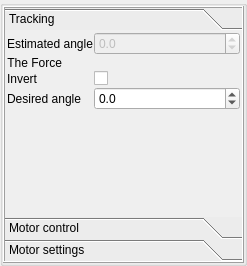
This is AxisControlPanel.ui in artm/biofame-robot as Qt 5 draws it before an edit. The edited form follows.
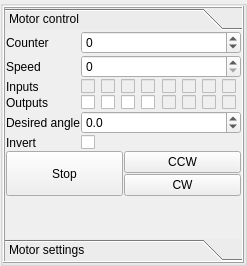
This is the edited form. Custom widgets are drawn as their Qt base class.

Commit message: compacter gui, squashing deinterlace

What changed in the file:
```diff
--- a/AxisControlPanel.ui
+++ b/AxisControlPanel.ui
@@ -49,155 +49,24 @@
      <property name="tabSpacing">
       <number>0</number>
      </property>
-     <widget class="QWidget" name="trackingPage">
-      <property name="geometry">
-       <rect>
-        <x>0</x>
-        <y>0</y>
-        <width>243</width>
-        <height>199</height>
-       </rect>
-      </property>
-      <attribute name="label">
-       <string>Tracking</string>
-      </attribute>
-      <layout class="QFormLayout" name="formLayout_3">
-       <property name="fieldGrowthPolicy">
-        <enum>QFormLayout::AllNonFixedFieldsGrow</enum>
-       </property>
-       <property name="horizontalSpacing">
-        <number>1</number>
-       </property>
-       <property name="verticalSpacing">
-        <number>1</number>
-       </property>
-       <property name="margin">
-        <number>2</number>
-       </property>
-       <item row="0" column="0">
-        <widget class="QLabel" name="angleLabel">
-         <property name="text">
-          <string>Estimated angle</string>
-         </property>
-        </widget>
-       </item>
-       <item row="0" column="1">
-        <widget class="QDoubleSpinBox" name="angle">
-         <property name="enabled">
-          <bool>false</bool>
-         </property>
-         <property name="decimals">
-          <number>1</number>
-         </property>
-         <property name="minimum">
-          <double>-360.000000000000000</double>
-         </property>
-         <property name="maximum">
-          <double>360.000000000000000</double>
-         </property>
-        </widget>
-       </item>
-       <item row="1" column="0">
-        <widget class="QLabel" name="theForceLabel">
-         <property name="sizePolicy">
-          <sizepolicy hsizetype="Preferred" vsizetype="Preferred">
-           <horstretch>0</horstretch>
-           <verstretch>0</verstretch>
-          </sizepolicy>
-         </property>
-         <property name="text">
-          <string>The Force</string>
-         </property>
-         <property name="alignment">
-          <set>Qt::AlignRight|Qt::AlignTrailing|Qt::AlignVCenter</set>
-         </property>
-        </widget>
-       </item>
-       <item row="1" column="1">
-        <widget class="SignalIndicator" name="theForce" native="true">
-         <property name="sizePolicy">
-          <sizepolicy hsizetype="Expanding" vsizetype="Fixed">
-           <horstretch>0</horstretch>
-           <verstretch>0</verstretch>
-          </sizepolicy>
-         </property>
-         <property name="minimumSize">
-          <size>
-           <width>100</width>
-           <height>10</height>
-          </size>
-         </property>
-        </widget>
-       </item>
-       <item row="6" column="0">
-        <widget class="QLabel" name="desireLabel">
-         <property name="text">
-          <string>Desired angle</string>
-         </property>
-         <property name="alignment">
-          <set>Qt::AlignRight|Qt::AlignTrailing|Qt::AlignVCenter</set>
-         </property>
-        </widget>
-       </item>
-       <item row="6" column="1">
-        <widget class="QDoubleSpinBox" name="desire">
-         <property name="toolTip">
-          <string>Desired angle of the other (tracked) axis</string>
-         </property>
-         <property name="decimals">
-          <number>1</number>
-         </property>
-         <property name="minimum">
-          <double>-180.000000000000000</double>
-         </property>
-         <property name="maximum">
-          <double>180.000000000000000</double>
-         </property>
-         <property name="singleStep">
-          <double>5.000000000000000</double>
-         </property>
-        </widget>
-       </item>
-       <item row="4" column="0">
-        <widget class="QLabel" name="invertLabel">
-         <property name="text">
-          <string>Invert</string>
-         </property>
-        </widget>
-       </item>
-       <item row="4" column="1">
-        <widget class="QCheckBox" name="invert">
-         <property name="toolTip">
-          <string>Positive force corresponds to negative speed and vice versa</string>
-         </property>
-         <property name="text">
-          <string/>
-         </property>
-        </widget>
-       </item>
-      </layout>
-     </widget>
      <widget class="QWidget" name="motorControlPage">
       <property name="geometry">
        <rect>
         <x>0</x>
         <y>0</y>
         <width>243</width>
-        <height>199</height>
+        <height>220</height>
        </rect>
       </property>
       <attribute name="label">
        <string>Motor control</string>
       </attribute>
-      <layout class="QFormLayout" name="formLayout_4">
-       <property name="horizontalSpacing">
-        <number>1</number>
-       </property>
-       <property name="verticalSpacing">
-        <number>1</number>
-       </property>
+      <layout class="QGridLayout" name="gridLayout">
        <property name="margin">
-        <number>2</number>
+        <number>1</number>
+       </property>
+       <property name="spacing">
+        <number>1</number>
        </property>
        <item row="0" column="0">
         <widget class="QLabel" name="label">
@@ -228,7 +97,7 @@
          </property>
         </widget>
        </item>
-       <item row="2" column="0">
+       <item row="1" column="0">
         <widget class="QLabel" name="label_2">
          <property name="sizePolicy">
           <sizepolicy hsizetype="Minimum" vsizetype="Preferred">
@@ -241,7 +110,7 @@
          </property>
         </widget>
        </item>
-       <item row="2" column="1">
+       <item row="1" column="1">
         <widget class="QSpinBox" name="speed">
          <property name="sizePolicy">
           <sizepolicy hsizetype="MinimumExpanding" vsizetype="Fixed">
@@ -257,7 +126,7 @@
          </property>
         </widget>
        </item>
-       <item row="5" column="0">
+       <item row="2" column="0">
         <widget class="QLabel" name="label_3">
          <property name="sizePolicy">
           <sizepolicy hsizetype="Minimum" vsizetype="Preferred">
@@ -270,7 +139,7 @@
          </property>
         </widget>
        </item>
-       <item row="6" column="0">
+       <item row="3" column="0">
         <widget class="QLabel" name="label_4">
          <property name="sizePolicy">
           <sizepolicy hsizetype="Minimum" vsizetype="Preferred">
@@ -283,7 +152,7 @@
          </property>
         </widget>
        </item>
-       <item row="5" column="1">
+       <item row="2" column="1">
         <widget class="QWidget" name="inputs" native="true">
          <property name="sizePolicy">
           <sizepolicy hsizetype="Minimum" vsizetype="Preferred">
@@ -381,7 +250,7 @@
          </layout>
         </widget>
        </item>
-       <item row="6" column="1">
+       <item row="3" column="1">
         <widget class="QWidget" name="outputs" native="true">
          <property name="sizePolicy">
           <sizepolicy hsizetype="Minimum" vsizetype="Preferred">
@@ -479,7 +348,53 @@
          </layout>
         </widget>
        </item>
-       <item row="7" column="0" colspan="2">
+       <item row="4" column="0">
+        <widget class="QLabel" name="desireLabel">
+         <property name="text">
+          <string>Desired angle</string>
+         </property>
+         <property name="alignment">
+          <set>Qt::AlignRight|Qt::AlignTrailing|Qt::AlignVCenter</set>
+         </property>
+        </widget>
+       </item>
+       <item row="4" column="1">
+        <widget class="QDoubleSpinBox" name="desire">
+         <property name="toolTip">
+          <string>Desired angle of the other (tracked) axis</string>
+         </property>
+         <property name="decimals">
+          <number>1</number>
+         </property>
+         <property name="minimum">
+          <double>-180.000000000000000</double>
+         </property>
+         <property name="maximum">
+          <double>180.000000000000000</double>
+         </property>
+         <property name="singleStep">
+          <double>5.000000000000000</double>
+         </property>
+        </widget>
+       </item>
+       <item row="5" column="0">
+        <widget class="QLabel" name="invertLabel">
+         <property name="text">
+          <string>Invert</string>
+         </property>
+        </widget>
+       </item>
+       <item row="5" column="1">
+        <widget class="QCheckBox" name="invert">
+         <property name="toolTip">
+          <string>Positive force corresponds to negative speed and vice versa</string>
+         </property>
+         <property name="text">
+          <string/>
+         </property>
+        </widget>
+       </item>
+       <item row="6" column="0" colspan="2">
         <widget class="QWidget" name="widget_3" native="true">
          <layout class="QGridLayout" name="gridLayout_2">
           <property name="margin">
@@ -515,6 +430,19 @@
             </property>
            </widget>
           </item>
+          <item row="2" column="1" colspan="2">
+           <spacer name="verticalSpacer">
+            <property name="orientation">
+             <enum>Qt::Vertical</enum>
+            </property>
+            <property name="sizeHint" stdset="0">
+             <size>
+              <width>20</width>
+              <height>40</height>
+             </size>
+            </property>
+           </spacer>
+          </item>
          </layout>
         </widget>
        </item>
@@ -700,14 +628,6 @@
    </item>
   </layout>
  </widget>
- <customwidgets>
-  <customwidget>
-   <class>SignalIndicator</class>
-   <extends>QWidget</extends>
-   <header>SignalIndicator.h</header>
-   <container>1</container>
-  </customwidget>
- </customwidgets>
  <resources/>
  <connections/>
 </ui>
```
Left out of the diff: 4 changed lines with no effect on the pictures. The commit also changes 3 other files.
